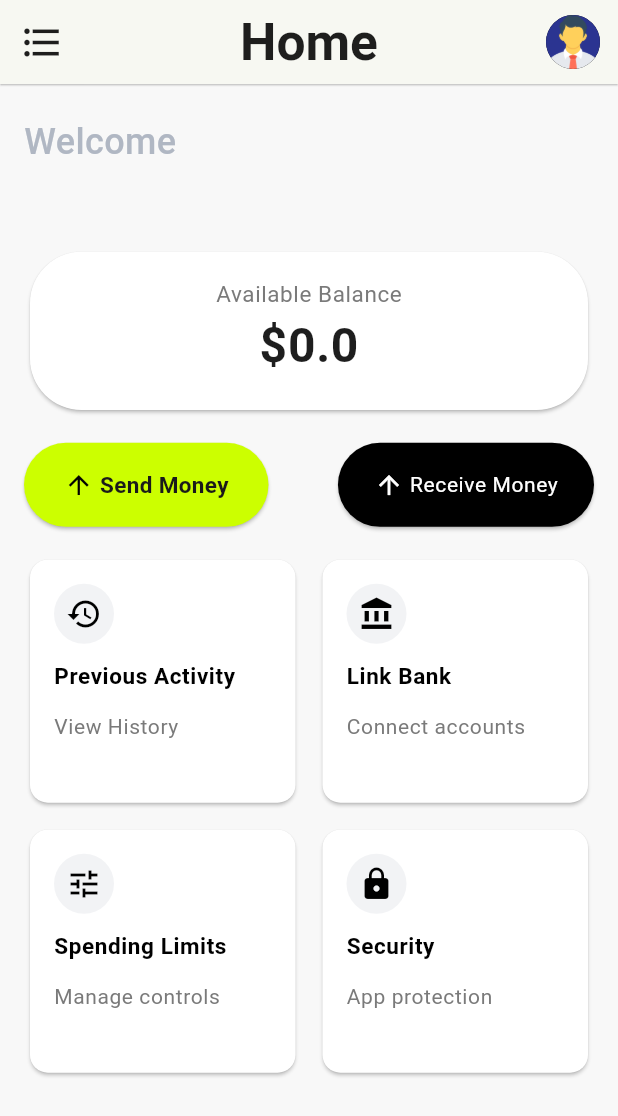
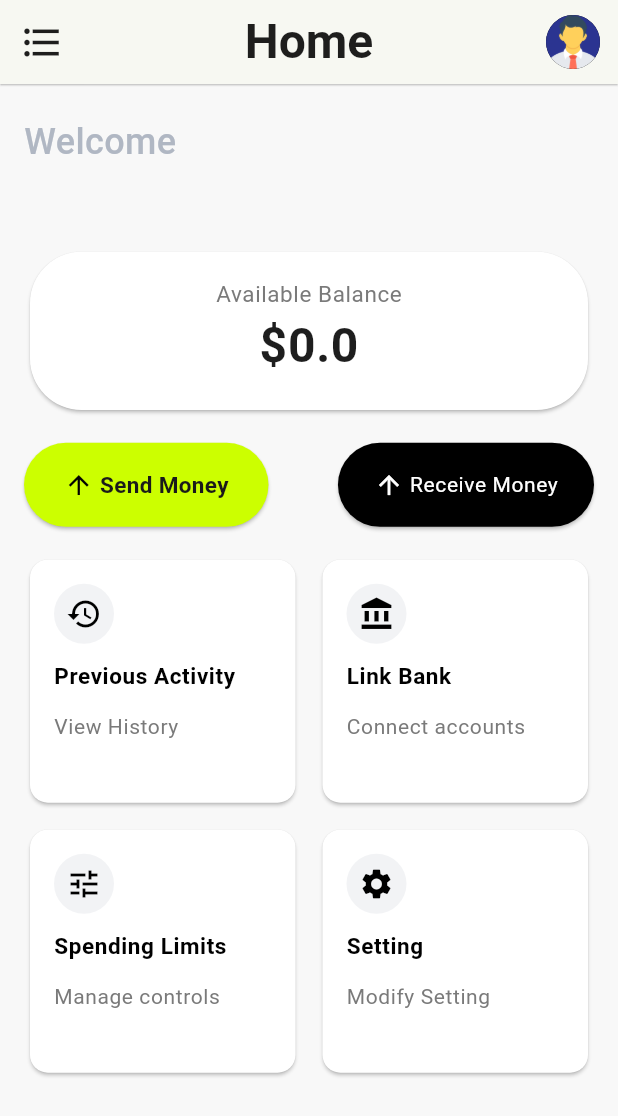
Before and after one commit to ENG2Osama/financial_app, a Flutter app: the homePage screen opened directly, on a phone screen of 412 x 824 dp. Shown: the top 1116 px of the screen. Run offline on Flutter 3.47's test engine with Material 3 defaults, Android fonts, the phone set to English and light mode, and no system bars; our stand-ins replace flutter_screenutil, shared_preferences; accounts and stored records are empty.

Commit message:
change size font

```diff
--- a/lib/feature/Send_mony/view/determineTheAmountView.dart
+++ b/lib/feature/Send_mony/view/determineTheAmountView.dart
@@ -51,6 +51,9 @@ class Determinetheamountview extends StatelessWidget {
             child: Padding(
               padding: EdgeInsets.all(appSizes.padding),
               child: CustomTextFieldWidget(
+                validator: (value) {
+                  if (value!.isEmpty) return 'Field Required';
+                },
                 hintText: 'Add The Amount...',
                 keyboardType: TextInputType.number,
                 controller: numberController,
--- a/lib/feature/Setting/widget/customerBottomSheetLang.dart
+++ b/lib/feature/Setting/widget/customerBottomSheetLang.dart
@@ -44,7 +44,9 @@ class customerBottomSheetLang{
                   trailing:    Radio(value: 'value'),
                   onTap: (){
                     Navigator.of(context).pop();
-                    ScaffoldMessenger.of(context).showSnackBar(SnackBar(content: Text("Under denelopment"
+                    ScaffoldMessenger.of(context)
+                    .showSnackBar(SnackBar(content:
+                    Text("Under denelopment"
                       ,style: Theme.of(context).textTheme.bodySmall!.copyWith(
                           color: appColors.onSecondary
                       ),)));
--- a/lib/feature/auth/model/userModel.dart
+++ b/lib/feature/auth/model/userModel.dart
@@ -5,10 +5,10 @@ class UserModel {
   final String password;
   final String country;
   final String phone;
-   double Balance=0.0;
-  List<Map<String,String>> linkedBanks;
+  double Balance = 0.0;
+  List<Map<String, String>> linkedBanks;
 
-   UserModel({
+  UserModel({
     required this.firstName,
     required this.lastName,
     required this.email,
@@ -19,11 +19,26 @@ class UserModel {
     required this.linkedBanks,
   });
 
-
-
-
-
-  static List<Map> localUsers=[
+  static List<Map> localUsers = [
+    {
+      "firstName": "Osama",
+      "lastName": "Ahmed",
+      "email": "osamA1@gmail.com",
+      "phone": "+967778972159",
+      "country": "Yemen",
+      "balance": 500.50,
+      "password": "Osama_123",
+      "linkedBanks": [
+        {
+          "bankName": "Alkuraimi Islamic Microfinance Bank",
+          "bankNumber": "482098327",
+        },
+        {
+          "bankName": "Tadhamon International Islamic Bank",
+          "bankNumber": "436858383",
+        },
+      ],
+    },
     {
       "firstName": "Ahmed",
       "lastName": "AlAriqi",
@@ -33,8 +48,14 @@ class UserModel {
       "balance": 1500.50,
       "password": "Ahmed_1023",
       "linkedBanks": [
-        {"bankName": "Alkuraimi Islamic Microfinance Bank", "bankNumber": "123456789"},
-        {"bankName": "Tadhamon International Islamic Bank", "bankNumber": "987654321"}
+        {
+          "bankName": "Alkuraimi Islamic Microfinance Bank",
+          "bankNumber": "123456789",
+        },
+        {
+          "bankName": "Tadhamon International Islamic Bank",
+          "bankNumber": "987654321",
+        },
       ],
     },
     {
@@ -47,7 +68,7 @@ class UserModel {
       "password": "Sara_2045",
       "linkedBanks": [
         {"bankName": "CAC Bank", "bankNumber": "234567891"},
-        {"bankName": "Yemen Bahrain Shamil Bank", "bankNumber": "876543219"}
+        {"bankName": "Yemen Bahrain Shamil Bank", "bankNumber": "876543219"},
       ],
     },
     {
@@ -60,7 +81,7 @@ class UserModel {
       "password": "Khaled_3187",
       "linkedBanks": [
         {"bankName": "Saba Islamic Bank", "bankNumber": "345678912"},
-        {"bankName": "Al-Amal Microfinance Bank", "bankNumber": "765432198"}
+        {"bankName": "Al-Amal Microfinance Bank", "bankNumber": "765432198"},
       ],
     },
     {
@@ -73,7 +94,7 @@ class UserModel {
       "password": "Fatima_4261",
       "linkedBanks": [
         {"bankName": "National Bank of Yemen", "bankNumber": "456789123"},
-        {"bankName": "Yemen Kuwait Bank", "bankNumber": "654321987"}
+        {"bankName": "Yemen Kuwait Bank", "bankNumber": "654321987"},
       ],
     },
     {
@@ -85,8 +106,11 @@ class UserModel {
       "balance": 120.00,
       "password": "Yousef_5374",
       "linkedBanks": [
-        {"bankName": "Shamil Bank of Yemen and Bahrain", "bankNumber": "567891234"},
-        {"bankName": "QNB Yemen", "bankNumber": "543219876"}
+        {
+          "bankName": "Shamil Bank of Yemen and Bahrain",
+          "bankNumber": "567891234",
+        },
+        {"bankName": "QNB Yemen", "bankNumber": "543219876"},
       ],
     },
     {
@@ -98,8 +122,11 @@ class UserModel {
       "balance": 5600.40,
       "password": "Reem_6482",
       "linkedBanks": [
-        {"bankName": "Alkuraimi Islamic Microfinance Bank", "bankNumber": "678912345"},
-        {"bankName": "CAC Bank", "bankNumber": "432198765"}
+        {
+          "bankName": "Alkuraimi Islamic Microfinance Bank",
+          "bankNumber": "678912345",
+        },
+        {"bankName": "CAC Bank", "bankNumber": "432198765"},
       ],
     },
     {
@@ -111,8 +138,11 @@ class UserModel {
       "balance": 230.15,
       "password": "Mazen_7529",
       "linkedBanks": [
-        {"bankName": "Tadhamon International Islamic Bank", "bankNumber": "789123456"},
-        {"bankName": "Saba Islamic Bank", "bankNumber": "321987654"}
+        {
+          "bankName": "Tadhamon International Islamic Bank",
+          "bankNumber": "789123456",
+        },
+        {"bankName": "Saba Islamic Bank", "bankNumber": "321987654"},
       ],
     },
     {
@@ -125,7 +155,7 @@ class UserModel {
       "password": "Nora_8641",
       "linkedBanks": [
         {"bankName": "Yemen Bahrain Shamil Bank", "bankNumber": "891234567"},
-        {"bankName": "National Bank of Yemen", "bankNumber": "219876543"}
+        {"bankName": "National Bank of Yemen", "bankNumber": "219876543"},
       ],
     },
     {
@@ -138,7 +168,10 @@ class UserModel {
       "password": "Ali_9752",
       "linkedBanks": [
         {"bankName": "Al-Amal Microfinance Bank", "bankNumber": "912345678"},
-        {"bankName": "Shamil Bank of Yemen and Bahrain", "bankNumber": "198765432"}
+        {
+          "bankName": "Shamil Bank of Yemen and Bahrain",
+          "bankNumber": "198765432",
+        },
       ],
     },
     {
@@ -151,7 +184,7 @@ class UserModel {
       "password": "Maha_1086",
       "linkedBanks": [
         {"bankName": "Yemen Kuwait Bank", "bankNumber": "135792468"},
-        {"bankName": "QNB Yemen", "bankNumber": "864297531"}
+        {"bankName": "QNB Yemen", "bankNumber": "864297531"},
       ],
     },
     {
@@ -164,7 +197,10 @@ class UserModel {
       "password": "Hassan_2194",
       "linkedBanks": [
         {"bankName": "Saba Islamic Bank", "bankNumber": "357924681"},
-        {"bankName": "Tadhamon International Islamic Bank", "bankNumber": "642813579"}
+        {
+          "bankName": "Tadhamon International Islamic Bank",
+          "bankNumber": "642813579",
+        },
       ],
     },
     {
@@ -177,7 +213,7 @@ class UserModel {
       "password": "Layan_3307",
       "linkedBanks": [
         {"bankName": "National Bank of Yemen", "bankNumber": "468135792"},
-        {"bankName": "Yemen Bahrain Shamil Bank", "bankNumber": "531792468"}
+        {"bankName": "Yemen Bahrain Shamil Bank", "bankNumber": "531792468"},
       ],
     },
     {
@@ -190,7 +226,7 @@ class UserModel {
       "password": "Tariq_4418",
       "linkedBanks": [
         {"bankName": "National Bank of Yemen", "bankNumber": "468135792"},
-        {"bankName": "Yemen Bahrain Shamil Bank", "bankNumber": "531792468"}
+        {"bankName": "Yemen Bahrain Shamil Bank", "bankNumber": "531792468"},
       ],
     },
     {
@@ -202,8 +238,11 @@ class UserModel {
       "balance": 670.45,
       "password": "Hend_5529",
       "linkedBanks": [
-        {"bankName": "Shamil Bank of Yemen and Bahrain", "bankNumber": "579246813"},
-        {"bankName": "Al-Amal Microfinance Bank", "bankNumber": "428613795"}
+        {
+          "bankName": "Shamil Bank of Yemen and Bahrain",
+          "bankNumber": "579246813",
+        },
+        {"bankName": "Al-Amal Microfinance Bank", "bankNumber": "428613795"},
       ],
     },
     {
@@ -216,12 +255,8 @@ class UserModel {
       "password": "Abdullah_6631",
       "linkedBanks": [
         {"bankName": "QNB Yemen", "bankNumber": "681357924"},
-        {"bankName": "Yemen Kuwait Bank", "bankNumber": "317924685"}
+        {"bankName": "Yemen Kuwait Bank", "bankNumber": "317924685"},
       ],
-    }
-  ]
- ;
-
-
-
+    },
+  ];
 }
--- a/lib/feature/homePage/view/homePage.dart
+++ b/lib/feature/homePage/view/homePage.dart
@@ -23,7 +23,7 @@ class homePage extends StatelessWidget {
           'Home',
           style: Theme.of(context).textTheme.titleLarge!.copyWith(
             fontWeight: FontWeight.bold,
-            fontSize: 30.sp,
+            fontSize: 32,
           ),
         ),
         actions: [
@@ -196,10 +196,15 @@ class homePage extends StatelessWidget {
                       OnTap: () {},
                     ),
                     customerViewCardHomePage(
-                      iconCard: Icon(Icons.lock, color: appColors.secondary),
-                      titleCard: 'Security ',
-                      subtitleCard: "App protection",
-                      OnTap: () {},
+                      iconCard: Icon(
+                        Icons.settings,
+                        color: appColors.secondary,
+                      ),
+                      titleCard: 'Setting ',
+                      subtitleCard: "Modify Setting",
+                      OnTap: () {
+                        Navigator.of(context).pushNamed(namePages.settingView);
+                      },
                     ),
                   ],
                 ),
--- a/lib/main.dart
+++ b/lib/main.dart
@@ -37,7 +37,7 @@ class mainPage extends StatelessWidget {
     intilSharePreferences();
     return MaterialApp(
       debugShowCheckedModeBanner: false,
-      initialRoute: namePages.homePage,
+      initialRoute: namePages.onboarding,
       theme: appTheme.lightTheme,
       routes: appRoute.routes,
     );
```
Also changed, not shown: lib/feature/Send_mony/view/choicePersonView.dart (+35 -7 lines), lib/feature/Send_mony/widgets/recentsCards.dart (+9 -2 lines), lib/feature/Setting/view/NotificationsView.dart (+36 -21 lines), lib/feature/Setting/view/settingView.dart (+107 -66 lines), lib/feature/Setting/widget/customerViewSetting.dart (+36 -19 lines), lib/feature/homePage/view/homePageView.dart (+21 -13 lines).
